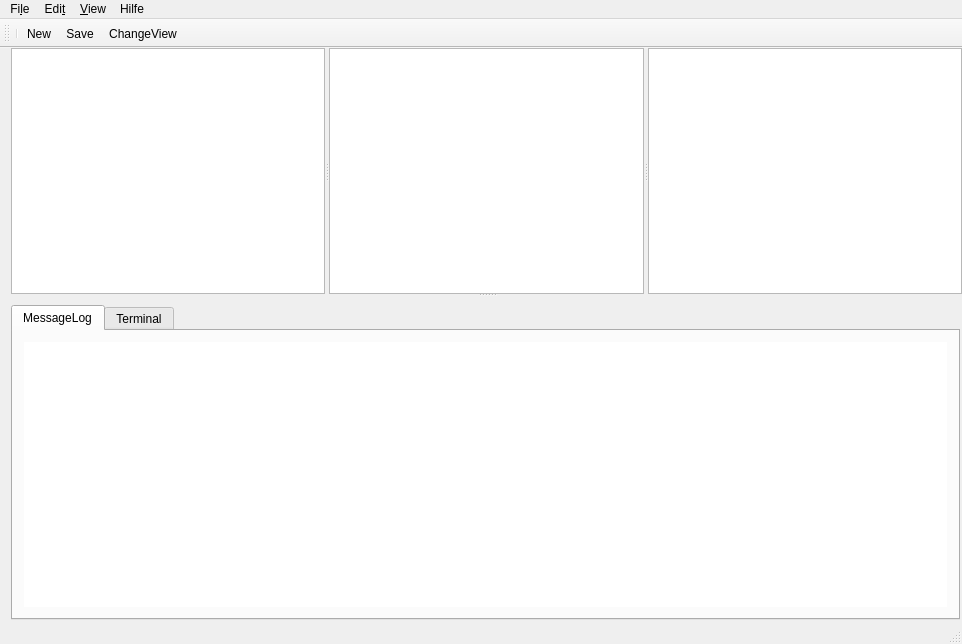
Above: elbefrontend/mainwindow.ui from emtrion/elbe-gui before the change. Below: the same form after it.
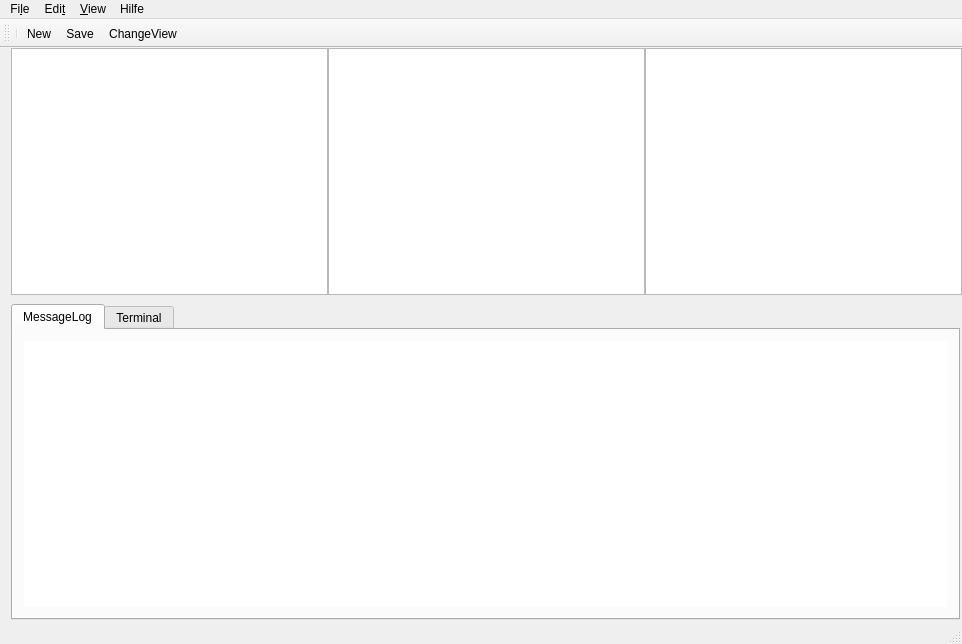
That is the form after the change. Custom widgets are drawn as their Qt base class.

The edit to the form file:
```diff
--- a/elbefrontend/mainwindow.ui
+++ b/elbefrontend/mainwindow.ui
@@ -13,6 +13,9 @@
   <property name="windowTitle">
    <string>elbeFrontend</string>
   </property>
+  <property name="tabShape">
+   <enum>QTabWidget::Rounded</enum>
+  </property>
   <widget class="QWidget" name="centralWidget">
    <layout class="QVBoxLayout" name="verticalLayout_2">
     <property name="spacing">
@@ -39,7 +42,7 @@
        <enum>Qt::Vertical</enum>
       </property>
       <property name="handleWidth">
-       <number>2</number>
+       <number>0</number>
       </property>
       <property name="childrenCollapsible">
        <bool>false</bool>
@@ -63,6 +66,9 @@
           <property name="orientation">
            <enum>Qt::Horizontal</enum>
           </property>
+          <property name="handleWidth">
+           <number>0</number>
+          </property>
           <widget class="QTreeView" name="ProjektStructure">
            <property name="enabled">
             <bool>true</bool>
@@ -93,10 +99,10 @@
            </attribute>
           </widget>
           <widget class="CodeEditor" name="Editor">
-           <property name="font">
-            <font>
-             <pointsize>10</pointsize>
-            </font>
+           <property name="styleSheet">
+            <string notr="true">CodeEditor{
+	color:  #d6cf9a;
+}</string>
            </property>
            <property name="lineWrapMode">
             <enum>QPlainTextEdit::NoWrap</enum>
@@ -144,9 +150,6 @@
           <property name="currentIndex">
            <number>0</number>
           </property>
-          <property name="elideMode">
-           <enum>Qt::ElideLeft</enum>
-          </property>
           <property name="usesScrollButtons">
            <bool>false</bool>
           </property>
@@ -159,8 +162,11 @@
              <widget class="QTextEdit" name="MessageLog">
               <property name="font">
                <font>
-                <family>Courier</family>
+                <family>Noto Sans</family>
                 <pointsize>10</pointsize>
+                <weight>50</weight>
+                <italic>false</italic>
+                <bold>false</bold>
                </font>
               </property>
               <property name="frameShape">
@@ -169,6 +175,12 @@
               <property name="frameShadow">
                <enum>QFrame::Plain</enum>
               </property>
+              <property name="undoRedoEnabled">
+               <bool>false</bool>
+              </property>
+              <property name="readOnly">
+               <bool>true</bool>
+              </property>
              </widget>
             </item>
            </layout>
```
